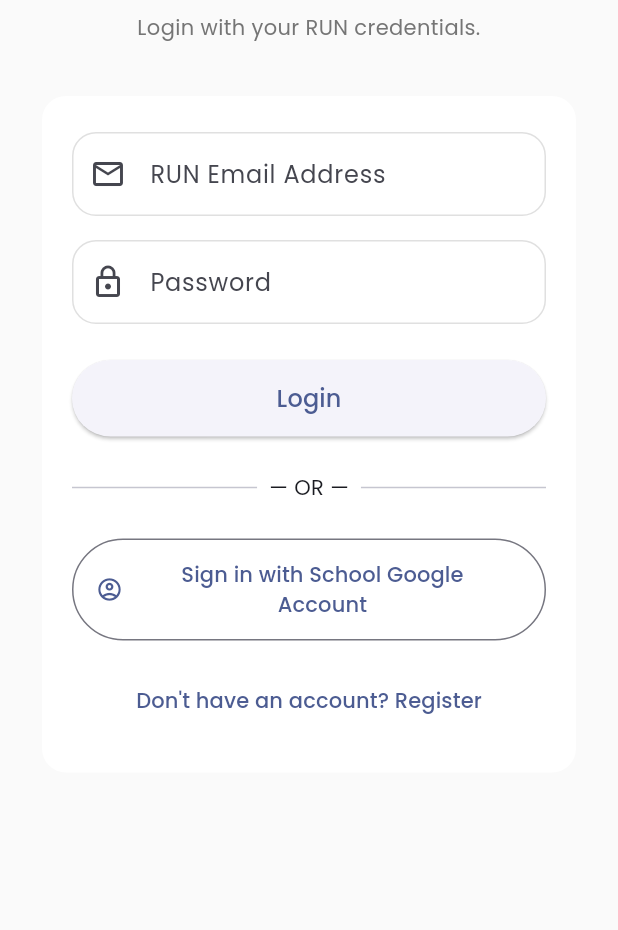
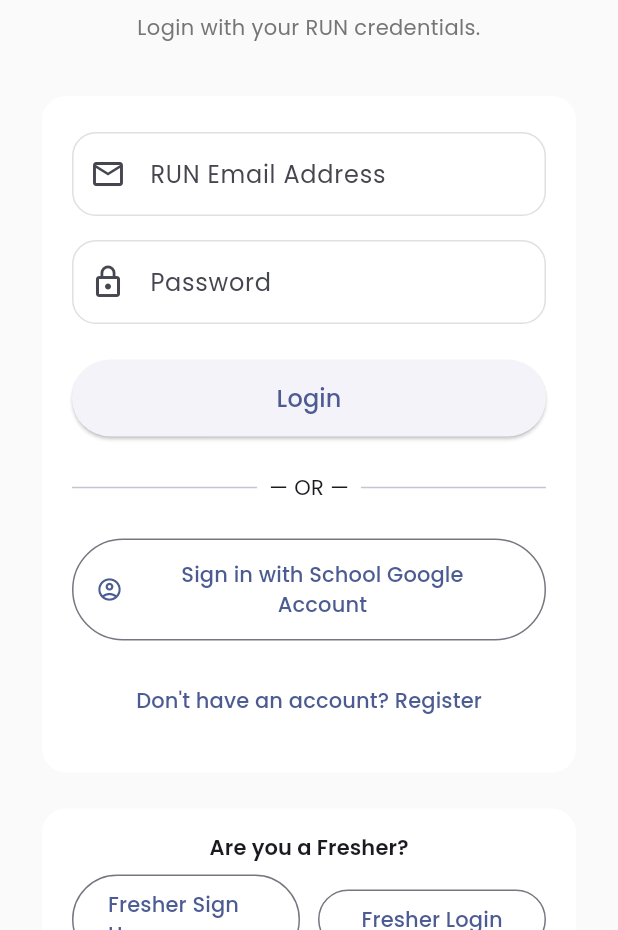
Before and after one commit to Silvermax12/run-campus-connect, a Flutter app: the screen it shows after launch, on a phone screen of 412 x 824 dp, the part 306-1236 px from its top. Run offline on Flutter 3.47's test engine with Material 3 defaults, Android fonts, the phone set to English and light mode, and no system bars; our stand-ins replace cached_network_image, cloud_firestore, firebase_auth, firebase_core, flutter_riverpod, go_router and 5 more; accounts and stored records are empty; generated files the repository leaves out were written again.

Commit message:
Update login_screen.dart

```diff
--- a/lib/features/auth/presentation/login/login_screen.dart
+++ b/lib/features/auth/presentation/login/login_screen.dart
@@ -8,6 +8,8 @@ import '../../data/auth_repository.dart';
 import 'login_controller.dart';
 import '../../../home/presentation/home_screen.dart';
 import '../../../profile/presentation/create_profile_screen.dart';
+import '../fresher/fresher_signup_screen.dart';
+import '../fresher/fresher_signin_screen.dart';
 
 class LoginScreen extends ConsumerStatefulWidget {
   const LoginScreen({super.key});
@@ -75,6 +77,9 @@ class _LoginScreenState extends ConsumerState<LoginScreen> {
         break;
       case AuthDestination.verifyEmail:
         context.go(VerifyEmailScreen.routePath);
+        break;
+      case AuthDestination.pendingVerification:
+        // Not expected from the regular login flow, but handled for exhaustiveness
         break;
     }
   }
@@ -222,6 +227,54 @@ class _LoginScreenState extends ConsumerState<LoginScreen> {
                   ),
                 ),
               ),
+              const SizedBox(height: 16),
+              // ── Fresher Links ──
+              Card(
+                child: Padding(
+                  padding: const EdgeInsets.symmetric(
+                    horizontal: 20,
+                    vertical: 16,
+                  ),
+                  child: Column(
+                    children: [
+                      Text(
+                        'Are you a Fresher?',
+                        style: Theme.of(context).textTheme.titleSmall?.copyWith(
+                          fontWeight: FontWeight.w600,
+                        ),
+                      ),
+                      const SizedBox(height: 8),
+                      Row(
+                        children: [
+                          Expanded(
+                            child: OutlinedButton(
+                              onPressed: isLoading
+                                  ? null
+                                  : () => context.go(FresherSignUpScreen.routePath),
+                              child: const Padding(
+                                padding: EdgeInsets.symmetric(vertical: 10),
+                                child: Text('Fresher Sign Up'),
+                              ),
+                            ),
+                          ),
+                          const SizedBox(width: 12),
+                          Expanded(
+                            child: OutlinedButton(
+                              onPressed: isLoading
+                                  ? null
+                                  : () => context.go(FresherSignInScreen.routePath),
+                              child: const Padding(
+                                padding: EdgeInsets.symmetric(vertical: 10),
+                                child: Text('Fresher Login'),
+                              ),
+                            ),
+                          ),
+                        ],
+                      ),
+                    ],
+                  ),
+                ),
+              ),
             ],
           ),
         ),
```
